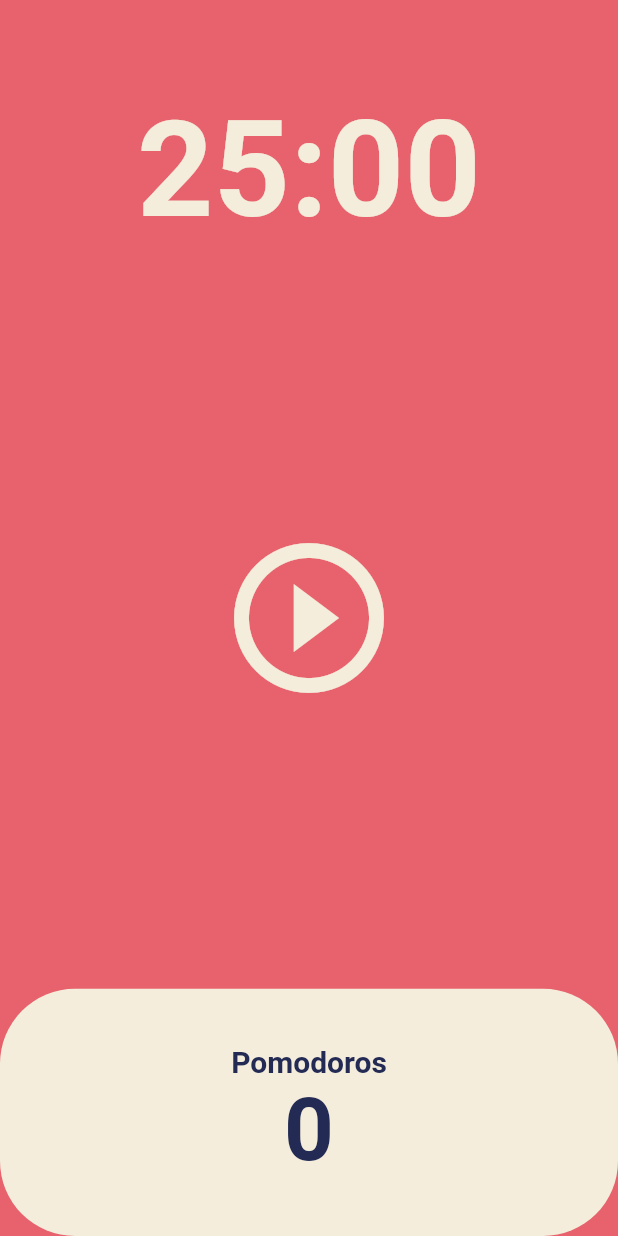
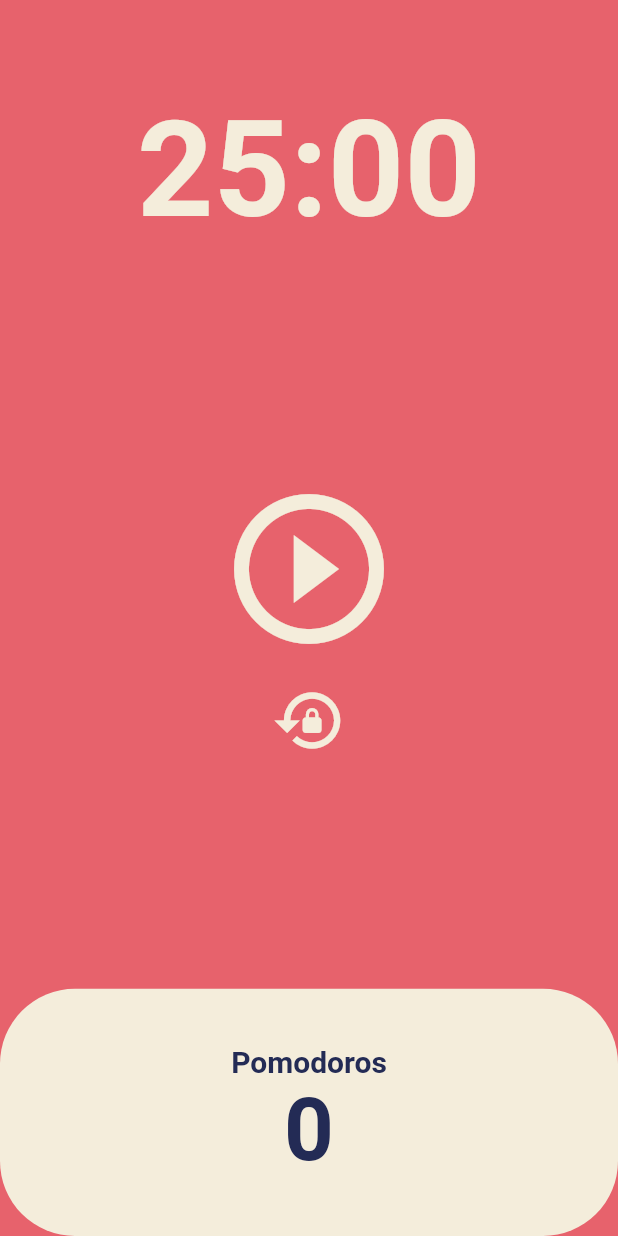
Before and after one commit to mochafreddo/toonflix, a Flutter app: the screen it shows after launch, on a phone screen of 412 x 824 dp. Run offline on Flutter 3.47's test engine with Material 2 defaults, Android fonts, the phone set to English and light mode, and no system bars.

Commit message:
5.4 POMODORO APP / Code Challenge / Complete
- Create a reset button.

```diff
--- a/lib/screens/home_screen.dart
+++ b/lib/screens/home_screen.dart
@@ -48,6 +48,17 @@ class _HomeScreenState extends State<HomeScreen> {
     });
   }
 
+  void onReset() {
+    setState(() {
+      if (isRunning) {
+        timer.cancel();
+        isRunning = false;
+      }
+      totalSeconds = twentyFiveMinutes;
+      totalPomodoros = 0;
+    });
+  }
+
   String format(int seconds) {
     var duration = Duration(seconds: seconds);
     return duration.toString().split(".").first.substring(2, 7);
@@ -76,7 +87,10 @@ class _HomeScreenState extends State<HomeScreen> {
           Flexible(
             flex: 3,
             child: Center(
-              child: IconButton(
+              child: Column(
+                mainAxisAlignment: MainAxisAlignment.center,
+                children: [
+                  IconButton(
                     iconSize: 120,
                     color: Theme.of(context).cardColor,
                     onPressed: isRunning ? onPausePressed : onStartPressed,
@@ -85,6 +99,14 @@ class _HomeScreenState extends State<HomeScreen> {
                           ? Icons.pause_circle_outline
                           : Icons.play_circle_outline,
                     ),
+                  ),
+                  IconButton(
+                    iconSize: 50,
+                    color: Theme.of(context).cardColor,
+                    onPressed: onReset,
+                    icon: const Icon(Icons.lock_reset),
+                  ),
+                ],
               ),
             ),
           ),
```
Lines whose indentation alone changed are shown as unchanged.
